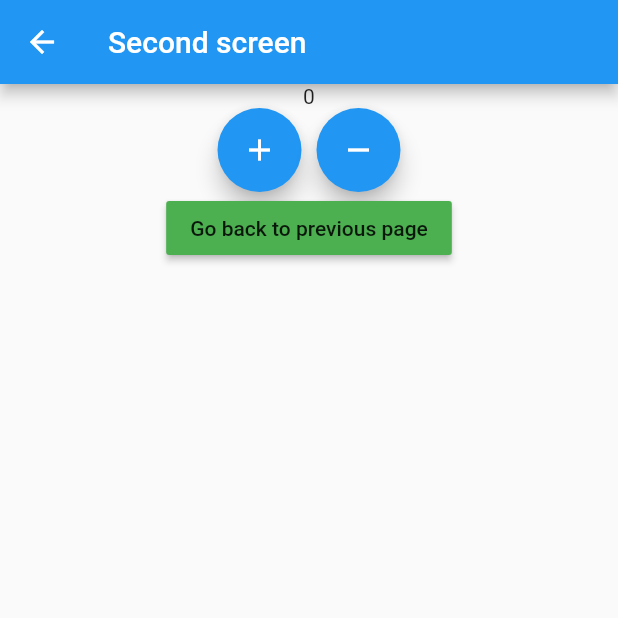
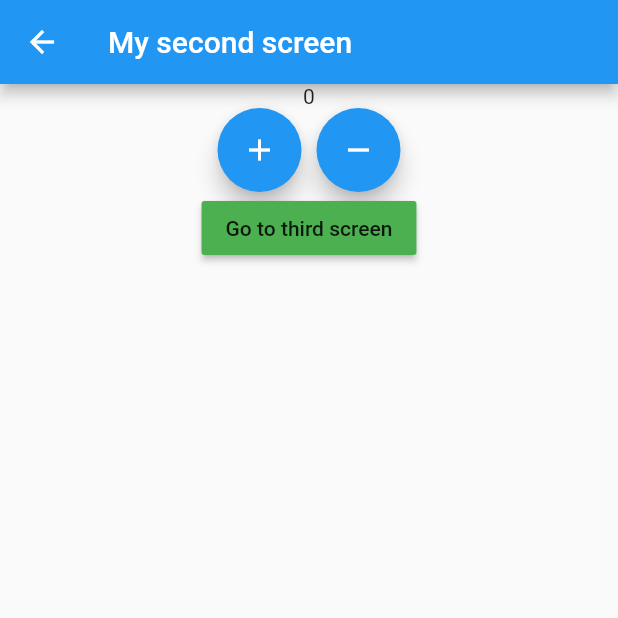
Before and after one commit to Davidtariq96/bloc_pattern, a Flutter app: the screen it shows after launch, after a tap on the "add" icon, after a tap on the "remove" icon, after a tap on "Go to second page", on a phone screen of 412 x 824 dp, the top half of it. Run offline on Flutter 3.47's test engine with Material 2 defaults, Android fonts, the phone set to English and light mode, and no system bars; our stand-ins replace flutter_bloc.

Commit message:
add some features

```diff
--- a/lib/main.dart
+++ b/lib/main.dart
@@ -1,4 +1,5 @@
 import 'package:bloc_pattern/logic/cubit/counter_cubit.dart';
+import 'package:bloc_pattern/presentation/router/app_routes.dart';
 import 'package:bloc_pattern/presentation/screens/home_screen.dart';
 import 'package:bloc_pattern/presentation/screens/second_screen.dart';
 import 'package:bloc_pattern/presentation/screens/third_screen.dart';
@@ -17,6 +18,7 @@ class MyApp extends StatelessWidget {
   // This widget is the root of your application.
   @override
   Widget build(BuildContext context) {
+    AppRoutes appRoutes = AppRoutes();
     return BlocProvider<CounterCubit>(
       create: (BuildContext context) => CounterCubit(),
       child: MaterialApp(
@@ -24,14 +26,7 @@ class MyApp extends StatelessWidget {
         theme: ThemeData(
           primarySwatch: Colors.blue,
         ),
-        initialRoute: '/',
-        routes: {
-          '/': (context) => const MyHomeScreen(title: 'Flutter Demo Home Page'),
-          '/second': (context) =>
-              const SecondScreen(title: "Second screen", color: Colors.green),
-          '/third': (context) =>
-              const ThirdScreen(title: "Third screen", color: Colors.red)
-        },
+        onGenerateRoute: appRoutes.generateRoute,
       ),
     );
   }
--- /dev/null
+++ b/lib/presentation/router/app_routes.dart
@@ -0,0 +1,32 @@
+// import 'package:bloc_pattern/logic/cubit/counter_cubit.dart';
+import 'package:bloc_pattern/presentation/screens/home_screen.dart';
+import 'package:bloc_pattern/presentation/screens/second_screen.dart';
+import 'package:bloc_pattern/presentation/screens/third_screen.dart';
+import 'package:flutter/material.dart';
+// import 'package:flutter_bloc/flutter_bloc.dart';
+
+class AppRoutes {
+  // final CounterCubit _counterCubit = CounterCubit();
+
+  Route? generateRoute(RouteSettings routeSettings) {
+    switch (routeSettings.name) {
+      case '/':
+        return MaterialPageRoute(
+          builder: (context) => const MyHomeScreen(title: "my home page"),
+        );
+
+      case '/second':
+        return MaterialPageRoute(
+            builder: (_) => const SecondScreen(
+                title: "My second screen", color: Colors.blue));
+
+      case '/third':
+        return MaterialPageRoute(
+            builder: (_) =>
+                const ThirdScreen(title: "third screen", color: Colors.purple));
+
+      default:
+        return null;
+    }
+  }
+}
--- a/lib/presentation/screens/second_screen.dart
+++ b/lib/presentation/screens/second_screen.dart
@@ -67,7 +67,7 @@ class SecondScreen extends StatelessWidget {
             onPressed: () {
               Navigator.pushNamed(context, '/third');
             },
-            child: const Text("Go back to previous page"),
+            child: const Text("Go to third screen"),
           )
         ],
       ),
--- a/lib/presentation/screens/third_screen.dart
+++ b/lib/presentation/screens/third_screen.dart
@@ -84,7 +84,10 @@ class _ThirdScreenState extends State<ThirdScreen> {
               onPressed: () {
                 Navigator.pushNamed(context, '/');
               },
-              child: const Text("Go to Home page"),
+              child: const Text(
+                "Go to Home page",
+                style: TextStyle(color: Colors.red),
+              ),
             )
           ],
         ),
```
